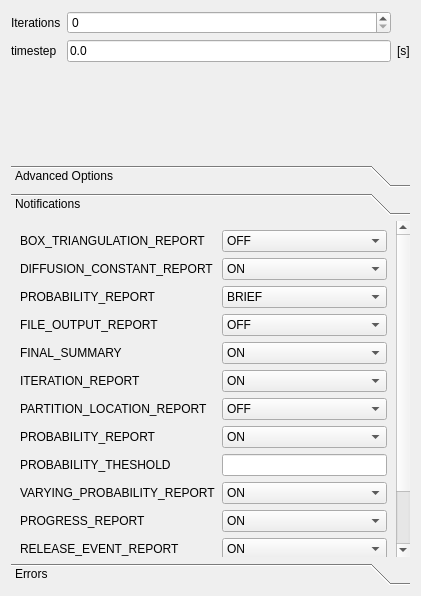
Above: ui/paramWidget.ui from haskelladdict/mcellGUI before the change. Below: the same form after it.
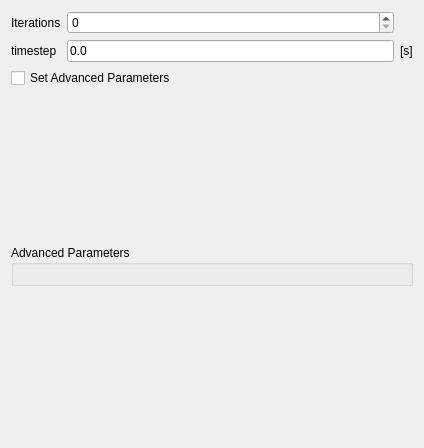
That is the form after the change. The open tabs and pages were chosen to show the change.

Commit message: Streamlined param model gui.

Patch:
```diff
--- a/ui/paramWidget.ui
+++ b/ui/paramWidget.ui
@@ -6,8 +6,8 @@
    <rect>
     <x>0</x>
     <y>0</y>
-    <width>421</width>
-    <height>596</height>
+    <width>424</width>
+    <height>448</height>
    </rect>
   </property>
   <property name="windowTitle">
@@ -56,6 +56,47 @@
      </item>
     </layout>
    </item>
+   <item>
+    <widget class="QCheckBox" name="checkBox">
+     <property name="text">
+      <string>Set Advanced Parameters</string>
+     </property>
+    </widget>
+   </item>
+   <item>
+    <spacer name="verticalSpacer">
+     <property name="orientation">
+      <enum>Qt::Vertical</enum>
+     </property>
+     <property name="sizeHint" stdset="0">
+      <size>
+       <width>20</width>
+       <height>131</height>
+      </size>
+     </property>
+    </spacer>
+   </item>
+   <item>
+    <widget class="QGroupBox" name="advancedGrouper">
+     <property name="enabled">
+      <bool>true</bool>
+     </property>
+     <property name="title">
+      <string>Advanced Parameters</string>
+     </property>
+     <property name="checkable">
+      <bool>false</bool>
+     </property>
+     <property name="checked">
+      <bool>false</bool>
+     </property>
+     <layout class="QVBoxLayout" name="verticalLayout">
+      <item>
+       <layout class="QGridLayout" name="paramGrid"/>
+      </item>
+     </layout>
+    </widget>
+   </item>
    <item>
     <spacer name="verticalSpacer_2">
      <property name="orientation">
@@ -64,410 +105,11 @@
      <property name="sizeHint" stdset="0">
       <size>
        <width>20</width>
-       <height>40</height>
+       <height>130</height>
       </size>
      </property>
     </spacer>
    </item>
-   <item>
-    <widget class="QToolBox" name="toolBox">
-     <widget class="QWidget" name="toolBoxPage1" native="true">
-      <attribute name="label">
-       <string>Advanced Options</string>
-      </attribute>
-      <layout class="QVBoxLayout" name="verticalLayout">
-       <item>
-        <layout class="QGridLayout" name="gridLayout_2">
-         <item row="0" column="0">
-          <widget class="QLabel" name="label_3">
-           <property name="text">
-            <string>SURFACE_GRID_DENSITY</string>
-           </property>
-          </widget>
-         </item>
-         <item row="0" column="1">
-          <widget class="QLineEdit" name="surfGridEdit"/>
-         </item>
-         <item row="1" column="0">
-          <widget class="QLabel" name="label_4">
-           <property name="text">
-            <string>ACCURATE_3D_REACTIONS</string>
-           </property>
-          </widget>
-         </item>
-         <item row="1" column="1">
-          <widget class="QComboBox" name="acc3DCombo">
-           <property name="currentText">
-            <string>TRUE</string>
-           </property>
-           <item>
-            <property name="text">
-             <string>TRUE</string>
-            </property>
-           </item>
-           <item>
-            <property name="text">
-             <string>FALSE</string>
-            </property>
-           </item>
-          </widget>
-         </item>
-         <item row="2" column="0">
-          <widget class="QLabel" name="label_5">
-           <property name="text">
-            <string>CENTER_MOLECULES_ON_GRID</string>
-           </property>
-          </widget>
-         </item>
-         <item row="2" column="1">
-          <widget class="QComboBox" name="centerMolCombo">
-           <item>
-            <property name="text">
-             <string>TRUE</string>
-            </property>
-           </item>
-           <item>
-            <property name="text">
-             <string>FALSE</string>
-            </property>
-           </item>
-          </widget>
-         </item>
-         <item row="3" column="0">
-          <widget class="QLabel" name="label_6">
-           <property name="text">
-            <string>MICROSCOPIC _REVERSIBILITY</string>
-           </property>
-          </widget>
-         </item>
-         <item row="3" column="1">
-          <widget class="QComboBox" name="microRevCombo">
-           <item>
-            <property name="text">
-             <string>ON</string>
-            </property>
-           </item>
-           <item>
-            <property name="text">
-             <string>OFF</string>
-            </property>
-           </item>
-          </widget>
-         </item>
-        </layout>
-       </item>
-       <item>
-        <spacer name="verticalSpacer">
-         <property name="orientation">
-          <enum>Qt::Vertical</enum>
-         </property>
-         <property name="sizeHint" stdset="0">
-          <size>
-           <width>20</width>
-           <height>284</height>
-          </size>
-         </property>
-        </spacer>
-       </item>
-      </layout>
-     </widget>
-     <widget class="QWidget" name="toolBoxPage2" native="true">
-      <attribute name="label">
-       <string>Notifications</string>
-      </attribute>
-      <layout class="QGridLayout" name="gridLayout_3">
-       <item row="0" column="0">
-        <widget class="QLabel" name="label_18">
-         <property name="text">
-          <string>BOX_TRIANGULATION_REPORT</string>
-         </property>
-        </widget>
-       </item>
-       <item row="0" column="1">
-        <widget class="QComboBox" name="comboBox_11">
-         <item>
-          <property name="text">
-           <string>OFF</string>
-          </property>
-         </item>
-         <item>
-          <property name="text">
-           <string>ON</string>
-          </property>
-         </item>
-        </widget>
-       </item>
-       <item row="1" column="0">
-        <widget class="QLabel" name="label_8">
-         <property name="text">
-          <string>DIFFUSION_CONSTANT_REPORT</string>
-         </property>
-        </widget>
-       </item>
-       <item row="1" column="1">
-        <widget class="QComboBox" name="comboBox">
-         <item>
-          <property name="text">
-           <string>ON</string>
-          </property>
-         </item>
-         <item>
-          <property name="text">
-           <string>OFF</string>
-          </property>
-         </item>
-        </widget>
-       </item>
-       <item row="2" column="0">
-        <widget class="QLabel" name="label_7">
-         <property name="text">
-          <string>PROBABILITY_REPORT</string>
-         </property>
-        </widget>
-       </item>
-       <item row="2" column="1">
-        <widget class="QComboBox" name="comboBox_2">
-         <item>
-          <property name="text">
-           <string>BRIEF</string>
-          </property>
-         </item>
-         <item>
-          <property name="text">
-           <string>ON</string>
-          </property>
-         </item>
-        </widget>
-       </item>
-       <item row="3" column="0">
-        <widget class="QLabel" name="label_9">
-         <property name="text">
-          <string>FILE_OUTPUT_REPORT</string>
-         </property>
-        </widget>
-       </item>
-       <item row="3" column="1">
-        <widget class="QComboBox" name="comboBox_3">
-         <item>
-          <property name="text">
-           <string>OFF</string>
-          </property>
-         </item>
-         <item>
-          <property name="text">
-           <string>ON</string>
-          </property>
-         </item>
-        </widget>
-       </item>
-       <item row="4" column="0">
-        <widget class="QLabel" name="label_10">
-         <property name="text">
-          <string>FINAL_SUMMARY</string>
-         </property>
-        </widget>
-       </item>
-       <item row="4" column="1">
-        <widget class="QComboBox" name="comboBox_4">
-         <item>
-          <property name="text">
-           <string>ON</string>
-          </property>
-         </item>
-         <item>
-          <property name="text">
-           <string>OFF</string>
-          </property>
-         </item>
-        </widget>
-       </item>
-       <item row="5" column="0">
-        <widget class="QLabel" name="label_11">
-         <property name="text">
-          <string>ITERATION_REPORT</string>
-         </property>
-        </widget>
-       </item>
-       <item row="5" column="1">
-        <widget class="QComboBox" name="comboBox_5">
-         <item>
-          <property name="text">
-           <string>ON</string>
-          </property>
-         </item>
-         <item>
-          <property name="text">
-           <string>OFF</string>
-          </property>
-         </item>
-        </widget>
-       </item>
-       <item row="6" column="0">
-        <widget class="QLabel" name="label_12">
-         <property name="text">
-          <string>PARTITION_LOCATION_REPORT</string>
-         </property>
-        </widget>
-       </item>
-       <item row="6" column="1">
-        <widget class="QComboBox" name="comboBox_6">
-         <item>
-          <property name="text">
-           <string>OFF</string>
-          </property>
-         </item>
-         <item>
-          <property name="text">
-           <string>ON</string>
-          </property>
-         </item>
-        </widget>
-       </item>
-       <item row="7" column="0">
-        <widget class="QLabel" name="label_19">
-         <property name="text">
-          <string>PROBABILITY_REPORT</string>
-         </property>
-        </widget>
-       </item>
-       <item row="7" column="1">
-        <widget class="QComboBox" name="comboBox_12">
-         <item>
-          <property name="text">
-           <string>ON</string>
-          </property>
-         </item>
-         <item>
-          <property name="text">
-           <string>OFF</string>
-          </property>
-         </item>
-        </widget>
-       </item>
-       <item row="8" column="0">
-        <widget class="QLabel" name="label_20">
-         <property name="text">
-          <string>PROBABILITY_THESHOLD</string>
-         </property>
-        </widget>
-       </item>
-       <item row="8" column="1">
-        <widget class="QLineEdit" name="lineEdit"/>
-       </item>
-       <item row="9" column="0">
-        <widget class="QLabel" name="label_13">
-         <property name="text">
-          <string>VARYING_PROBABILITY_REPORT</string>
-         </property>
-        </widget>
-       </item>
-       <item row="9" column="1">
-        <widget class="QComboBox" name="comboBox_7">
-         <item>
-          <property name="text">
-           <string>ON</string>
-          </property>
-         </item>
-         <item>
-          <property name="text">
-           <string>OFF</string>
-          </property>
-         </item>
-        </widget>
-       </item>
-       <item row="10" column="0">
-        <widget class="QLabel" name="label_14">
-         <property name="text">
-          <string>PROGRESS_REPORT</string>
-         </property>
-        </widget>
-       </item>
-       <item row="10" column="1">
-        <widget class="QComboBox" name="comboBox_8">
-         <item>
-          <property name="text">
-           <string>ON</string>
-          </property>
-         </item>
-         <item>
-          <property name="text">
-           <string>OFF</string>
-          </property>
-         </item>
-        </widget>
-       </item>
-       <item row="11" column="0">
-        <widget class="QLabel" name="label_16">
-         <property name="text">
-          <string>RELEASE_EVENT_REPORT</string>
-         </property>
-        </widget>
-       </item>
-       <item row="11" column="1">
-        <widget class="QComboBox" name="comboBox_9">
-         <item>
-          <property name="text">
-           <string>ON</string>
-          </property>
-         </item>
-         <item>
-          <property name="text">
-           <string>OFF</string>
-          </property>
-         </item>
-        </widget>
-       </item>
-       <item row="12" column="0">
-        <widget class="QLabel" name="label_17">
-         <property name="text">
-          <string>MOLECULE_COLLISION_REPORT</string>
-         </property>
-        </widget>
-       </item>
-       <item row="12" column="1">
-        <widget class="QComboBox" name="comboBox_10">
-         <item>
-          <property name="text">
-           <string>OFF</string>
-          </property>
-         </item>
-         <item>
-          <property name="text">
-           <string>ON</string>
-          </property>
-         </item>
-        </widget>
-       </item>
-       <item row="13" column="0">
-        <widget class="QLabel" name="label_21">
-         <property name="text">
-          <string>ALL_NOTIFICATIONS</string>
-         </property>
-        </widget>
-       </item>
-       <item row="13" column="1">
-        <widget class="QComboBox" name="comboBox_13">
-         <item>
-          <property name="text">
-           <string>OFF</string>
-          </property>
-         </item>
-         <item>
-          <property name="text">
-           <string>ON</string>
-          </property>
-         </item>
-        </widget>
-       </item>
-      </layout>
-     </widget>
-     <widget class="QWidget" name="toolBoxPage3" native="true">
-      <attribute name="label">
-       <string>Errors</string>
-      </attribute>
-     </widget>
-    </widget>
-   </item>
   </layout>
  </widget>
  <resources/>
```
Left out of the diff: 19 changed lines with no effect on the pictures. The commit also changes 6 other files.
